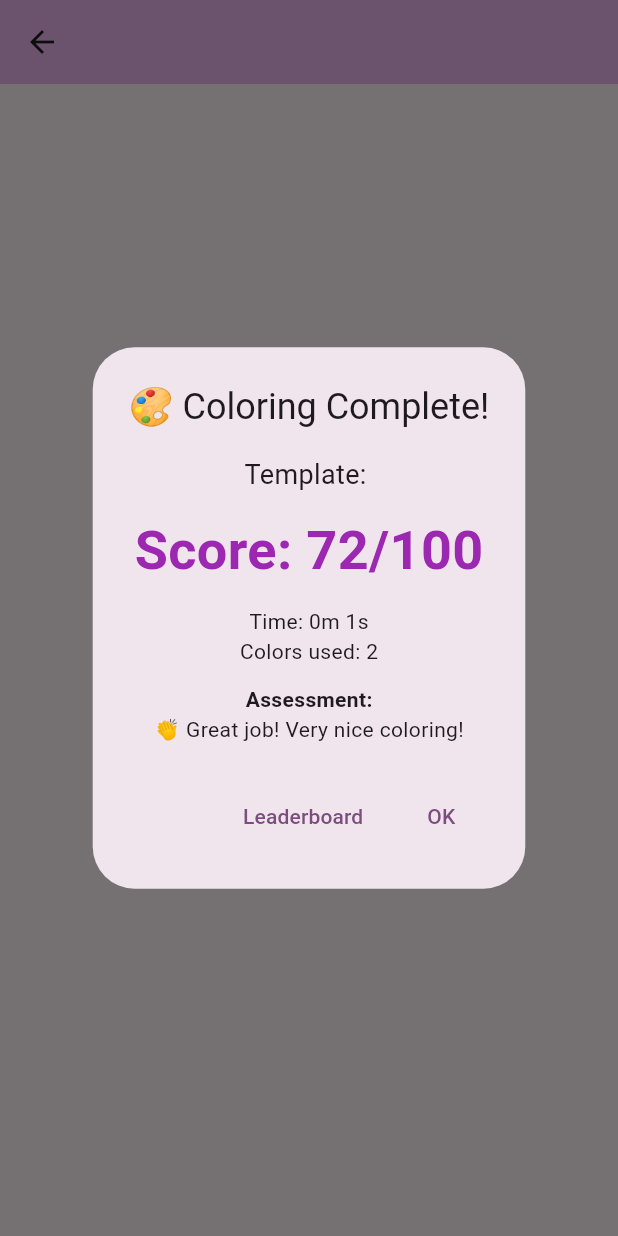
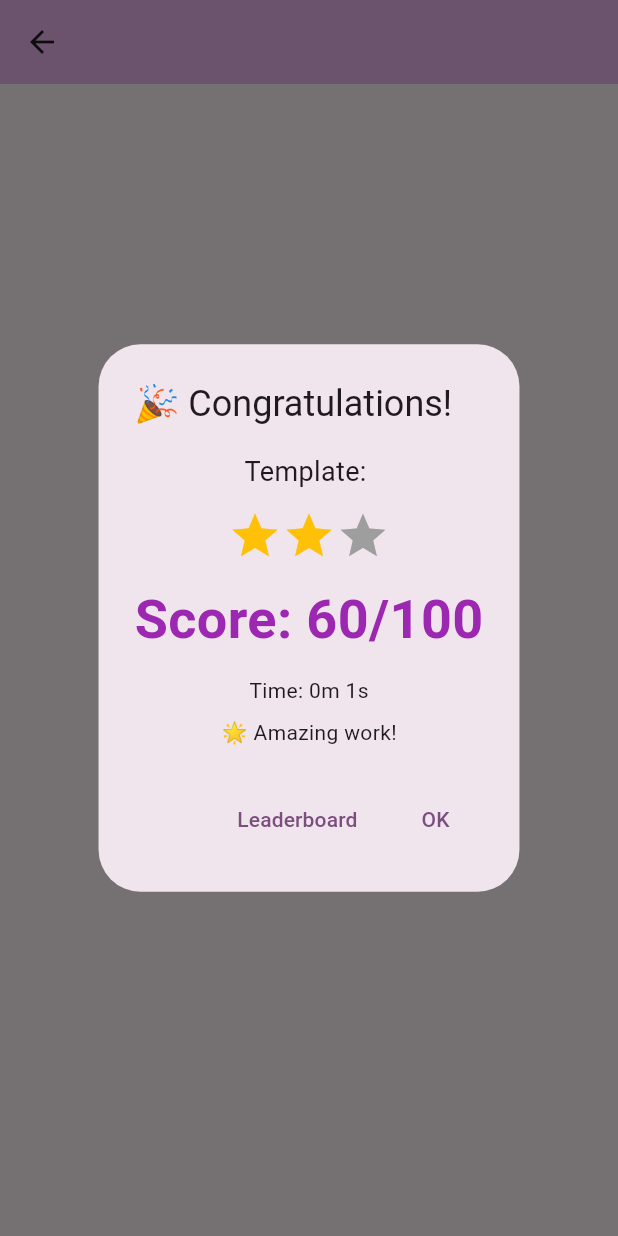
Before and after one commit to bektifly/kids-coloring-game, a Flutter app: the ColoringScreen screen opened directly with empty values, after a tap on the "check circle" icon, on a phone screen of 412 x 824 dp. Run offline on Flutter 3.47's test engine with Material 3 defaults, Android fonts, the phone set to English and light mode, and no system bars; our stand-ins replace audioplayers, shared_preferences; accounts and stored records are empty.

Commit message:
feat: add sounds, sparkle animation, star rating, confetti finish

```diff
--- a/lib/main.dart
+++ b/lib/main.dart
@@ -3,6 +3,7 @@ import 'package:flutter/services.dart';
 import 'dart:ui' as ui;
 import 'dart:math';
 import 'package:shared_preferences/shared_preferences.dart';
+import 'package:audioplayers/audioplayers.dart';
 
 void main() {
   runApp(const ColoringWorld());
@@ -732,6 +733,9 @@ class _ColoringScreenState extends State<ColoringScreen> {
   DateTime? startTime;
   bool finished = false;
   int score = 0;
+  int stars = 0;
+  final AudioPlayer _audioPlayer = AudioPlayer();
+  bool _showSparkle = false;
 
   @override
   void initState() {
@@ -739,24 +743,62 @@ class _ColoringScreenState extends State<ColoringScreen> {
     startTime = DateTime.now();
   }
 
+  Future<void> _playSound(String path) async {
+    try {
+      await _audioPlayer.play(AssetSource('sounds/$path'));
+    } catch (e) {
+      debugPrint('Sound error: $e');
+    }
+  }
+
+  Future<void> _selectColor(Color color) async {
+    final names = <Color, String>{
+      Colors.red: 'red', Colors.blue: 'blue', Colors.green: 'green',
+      Colors.yellow: 'yellow', Colors.orange: 'orange', Colors.purple: 'purple',
+      Colors.pink: 'pink', Colors.brown: 'brown', Colors.black: 'black',
+      Colors.white: 'white', Colors.grey: 'grey', Colors.teal: 'teal',
+    };
+    await _playSound('pop.mp3');
+    final name = names[color];
+    if (name != null) await _playSound('color_$name.mp3');
+    setState(() {
+      selectedColor = color;
+      _showSparkle = true;
+    });
+    Future.delayed(const Duration(milliseconds: 400), () {
+      if (mounted) setState(() => _showSparkle = false);
+    });
+  }
+
   Future<void> _finishColoring() async {
     final endTime = DateTime.now();
     final duration = endTime.difference(startTime!);
     final timeScore = duration.inSeconds < 30 ? 30 : duration.inSeconds < 60 ? 20 : 10;
-    final colorScore = min(colors.indexOf(selectedColor) >= 0 ? 12 : 0, 40);
-    score = timeScore + colorScore + 30;
+    score = timeScore + 30;
     setState(() => finished = true);
     final prefs = await SharedPreferences.getInstance();
     final key = 'leaderboard_${widget.categoryName}_${widget.template.name}';
     final existing = prefs.getStringList(key) ?? [];
     existing.add('$score|${DateTime.now().toIso8601String()}');
     await prefs.setStringList(key, existing);
+    stars = score >= 80 ? 3 : score >= 50 ? 2 : 1;
+    await _playSound('great_job.mp3');
+    Future.delayed(const Duration(milliseconds: 600), () async {
+      await _playSound('excellent.mp3');
+    });
+    Future.delayed(const Duration(milliseconds: 1200), () async {
+      await _playSound('amazing.mp3');
+    });
+    Future.delayed(const Duration(milliseconds: 1800), () async {
+      await _playSound('congratulations.mp3');
+    });
     if (!mounted) return;
     showDialog(
       context: context,
       barrierDismissible: false,
       builder: (_) => ResultDialog(
         score: score,
+        stars: stars,
         template: widget.template.name,
         categoryName: widget.categoryName,
         usedColors: const [Colors.red, Colors.blue],
@@ -797,7 +839,9 @@ class _ColoringScreenState extends State<ColoringScreen> {
       ),
       body: finished
           ? Center(child: Text('Score: $score', style: const TextStyle(fontSize: 32)))
-          : Column(
+          : Stack(
+              children: [
+                Column(
                   children: [
                     Expanded(
                       child: GestureDetector(
@@ -845,7 +889,7 @@ class _ColoringScreenState extends State<ColoringScreen> {
                             mainAxisAlignment: MainAxisAlignment.spaceEvenly,
                             children: colors.map((color) {
                               return GestureDetector(
-                            onTap: () => setState(() => selectedColor = color),
+                                onTap: () => _selectColor(color),
                                 child: AnimatedContainer(
                                   duration: const Duration(milliseconds: 200),
                                   width: 38,
@@ -875,6 +919,25 @@ class _ColoringScreenState extends State<ColoringScreen> {
                     ),
                   ],
                 ),
+                if (_showSparkle)
+                  const Positioned.fill(
+                    child: IgnorePointer(
+                      child: SparkleOverlay(),
+                    ),
+                  ),
+              ],
+            ),
+    );
+  }
+}
+
+class SparkleOverlay extends StatelessWidget {
+  const SparkleOverlay({super.key});
+
+  @override
+  Widget build(BuildContext context) {
+    return const Center(
+      child: Text('✨', style: TextStyle(fontSize: 72)),
     );
   }
 }
@@ -929,6 +992,7 @@ class DrawingPainter extends CustomPainter {
 
 class ResultDialog extends StatelessWidget {
   final int score;
+  final int stars;
   final String template;
   final String categoryName;
   final List<Color> usedColors;
@@ -936,6 +1000,7 @@ class ResultDialog extends StatelessWidget {
   const ResultDialog({
     super.key,
     required this.score,
+    required this.stars,
     required this.template,
     required this.categoryName,
     required this.usedColors,
@@ -945,20 +1010,25 @@ class ResultDialog extends StatelessWidget {
   @override
   Widget build(BuildContext context) {
     return AlertDialog(
-      title: const Text('🎨 Coloring Complete!'),
+      title: const Text('🎉 Congratulations!'),
       content: Column(
         mainAxisSize: MainAxisSize.min,
         children: [
           Text('Template: $template', style: const TextStyle(fontSize: 18)),
           const SizedBox(height: 12),
+          Row(
+            mainAxisAlignment: MainAxisAlignment.center,
+            children: List.generate(3, (i) {
+              return Icon(Icons.star, color: i < stars ? Colors.amber : Colors.grey, size: 36);
+            }),
+          ),
+          const SizedBox(height: 12),
           Text('Score: $score/100',
               style: const TextStyle(fontSize: 36, fontWeight: FontWeight.bold, color: Colors.purple)),
           const SizedBox(height: 12),
           Text('Time: ${duration.inMinutes}m ${duration.inSeconds % 60}s'),
-          Text('Colors used: ${usedColors.length}'),
-          const SizedBox(height: 12),
-          const Text('Assessment:', style: TextStyle(fontWeight: FontWeight.bold)),
-          Text(_getAssessment(), textAlign: TextAlign.center),
+          const SizedBox(height: 8),
+          const Text('🌟 Amazing work!'),
         ],
       ),
       actions: [
@@ -974,13 +1044,6 @@ class ResultDialog extends StatelessWidget {
         ),
       ],
     );
-  }
-
-  String _getAssessment() {
-    if (score >= 90) return '🌟 Perfect! Your coloring looks like a real masterpiece!';
-    if (score >= 70) return '👏 Great job! Very nice coloring!';
-    if (score >= 50) return '👍 Good effort! Keep practicing!';
-    return '🌈 Nice try! Try using more colors next time!';
   }
 }
 
```
Also changed, not shown: pubspec.yaml (+19 -0 lines), 17 other files. Lines whose indentation alone changed are shown as unchanged.
